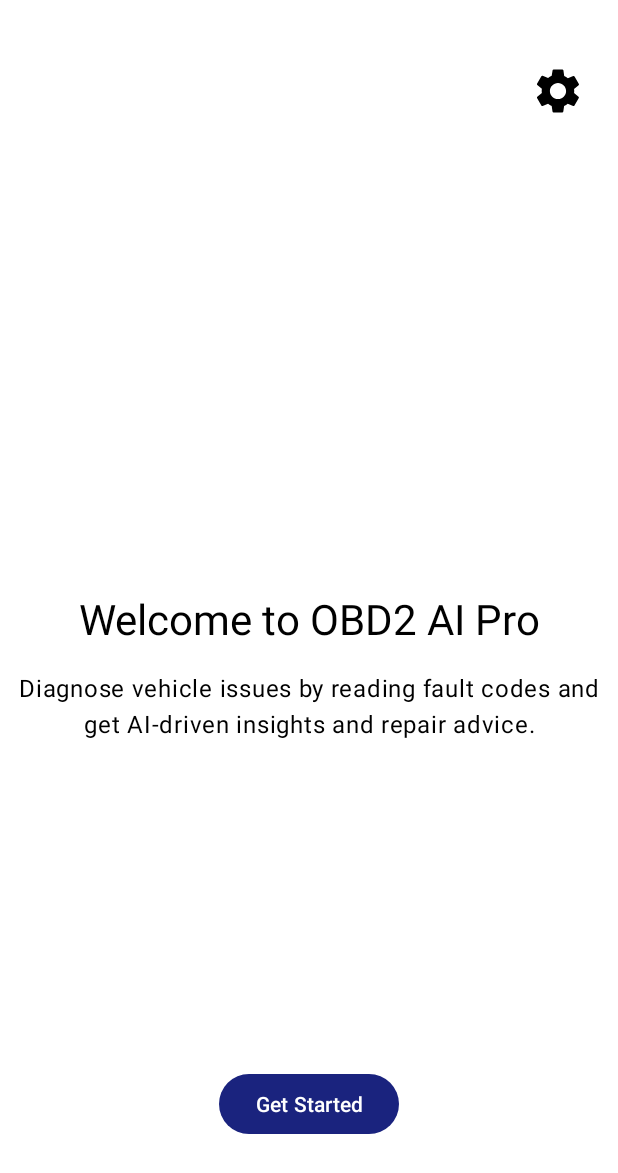
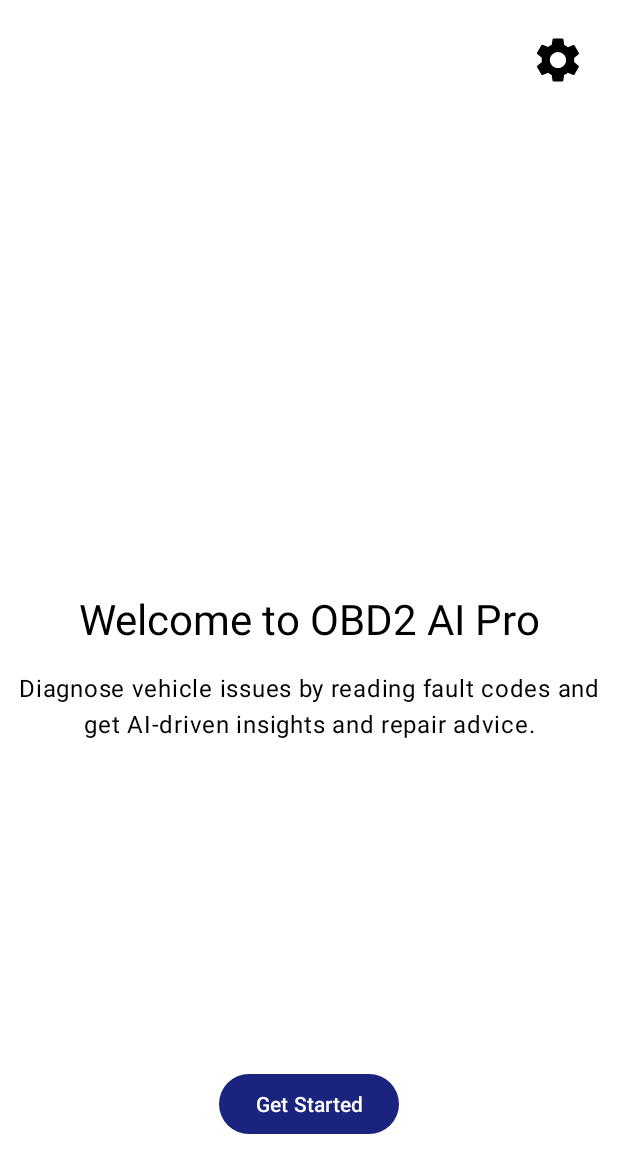
Before and after one commit to catsmoker/OBD2AI, an Android app: the screen it shows after launch (MainActivity), on a phone screen of 412 x 824 dp. Shown: the top 1173 px of the screen. Run offline under Robolectric (Android 15) with nearby library versions, the phone set to English and light mode, and no system bars; our stand-ins replace AdMob; libraries missing offline, so code that uses them is left out: com.aallam.openai, com.github.anastr.speedviewlib, com.github.eltonvs.obd; 2 statements that could not run were skipped.

Commit message:
refactor activity_main layout

```diff
--- a/app/src/main/res/layout/activity_main.xml
+++ b/app/src/main/res/layout/activity_main.xml
@@ -12,37 +12,36 @@
         android:name="androidx.navigation.fragment.NavHostFragment"
         android:layout_width="0dp"
         android:layout_height="0dp"
+        app:defaultNavHost="true"
         app:layout_constraintBottom_toTopOf="@id/adView"
-        app:layout_constraintLeft_toLeftOf="parent"
-        app:layout_constraintRight_toRightOf="parent"
+        app:layout_constraintEnd_toEndOf="parent"
+        app:layout_constraintStart_toStartOf="parent"
         app:layout_constraintTop_toTopOf="parent"
-        app:defaultNavHost="true"
         app:navGraph="@navigation/nav_graph" />
 
     <ImageButton
         android:id="@+id/button_settings_global"
-        android:layout_width="50dp"
-        android:layout_height="50dp"
+        android:layout_width="48dp"
+        android:layout_height="48dp"
+        android:layout_marginTop="16dp"
+        android:layout_marginEnd="16dp"
+        android:background="?attr/selectableItemBackgroundBorderless"
+        android:contentDescription="@string/settings_title"
+        android:padding="12dp"
         android:src="@drawable/ic_settings"
-        android:background="?attr/selectableItemBackgroundBorderless"
-        app:tint="?attr/colorOnSurface"
+        app:layout_constraintEnd_toEndOf="parent"
         app:layout_constraintTop_toTopOf="parent"
-        app:layout_constraintEnd_toEndOf="parent"
-        android:layout_marginTop="35dp"
-        android:layout_marginEnd="15dp"
-        android:contentDescription="@string/settings_title"/>
+        app:tint="?attr/colorOnSurface" />
 
     <com.google.android.gms.ads.AdView
         android:id="@+id/adView"
-        android:layout_width="match_parent"
+        android:layout_width="0dp"
         android:layout_height="wrap_content"
-        android:layout_alignParentBottom="true"
-        android:layout_centerHorizontal="true"
+        android:layerType="software"
         app:adSize="BANNER"
         app:adUnitId="ca-app-pub-3940256099942544/9214589741"
         app:layout_constraintBottom_toBottomOf="parent"
-        app:layout_constraintStart_toStartOf="parent"
         app:layout_constraintEnd_toEndOf="parent"
-        android:layerType="software"/>
+        app:layout_constraintStart_toStartOf="parent" />
 
 </androidx.constraintlayout.widget.ConstraintLayout>
```
